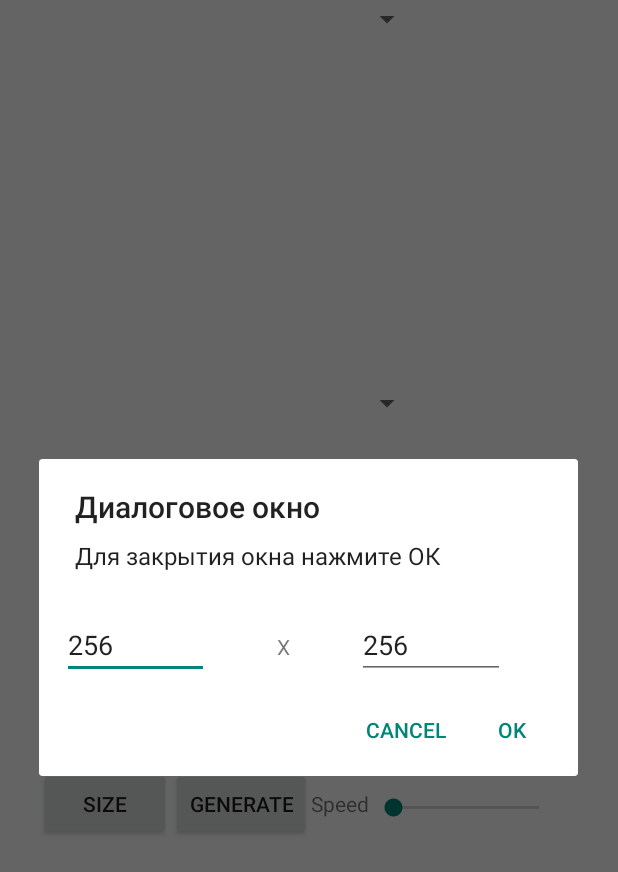
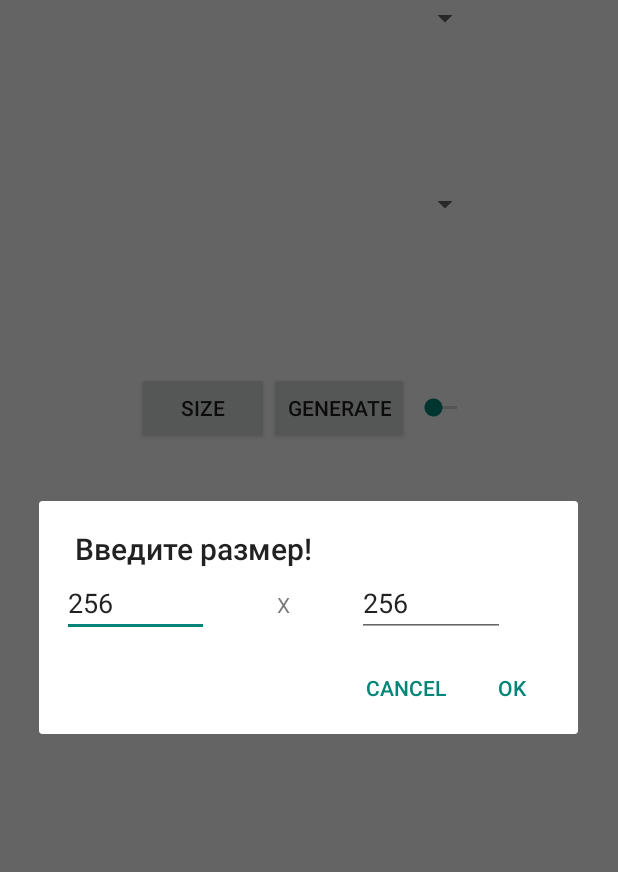
Before and after one commit to ReDsn0W535/Demo, an Android app: the screen it shows after launch (MainActivity), after a tap on "SIZE", on a phone screen of 412 x 824 dp. Shown: the top 872 px of the screen. Run offline under Robolectric (Android 15) with nearby library versions, the phone set to English and light mode, and no system bars.

Commit message:
Removed fragments layouts, added choosing size and generate button

```diff
--- a/app/src/main/java/com/example/greenpoison/rocketbank/model/impl/MainAModelImpl.kt
+++ b/app/src/main/java/com/example/greenpoison/rocketbank/model/impl/MainAModelImpl.kt
@@ -10,25 +10,22 @@ import kotlin.math.*
 
 class MainAModelImpl : IMainAModel{
 
-    private var canvas : Canvas? = null
-    var IS_CALLED_FIRST_TIME = false
+   // var IS_CALLED_FIRST_TIME = false
     var points = ArrayList<Point>(0)
 
-    override fun DrawRandPoints(canvas: Canvas) {
+    override fun DrawRandPoints(canvas: Canvas, DRAW_PERMISSION : Boolean) {
         var p = Paint()
         p.setColor(Color.BLACK)
         p.setStrokeWidth(30F)
 
-        if (IS_CALLED_FIRST_TIME == false) {
+        //if (IS_CALLED_FIRST_TIME == false) {
             var i = 0
             var j = 0
-            while (i < canvas!!.width - 1) {
-                while (j < canvas!!.height - 1) {
-                    Log.e("Model Log", "i = ${i}, j = ${j}")
+            while (i < canvas?.width - 1) {
+                while (j < canvas?.height - 1) {
                     var rand = (0..100).random()
-                    Log.e("Model Log", "rand = ${rand}")
                     if (rand * 100 > 80) {
-                        canvas!!.drawPoint(i.toFloat(), j.toFloat(), p)
+                        canvas?.drawPoint(i.toFloat(), j.toFloat(), p)
                         points.add(Point(i,j))
                     }
                     j += 30
@@ -36,12 +33,12 @@ class MainAModelImpl : IMainAModel{
                 j = 0
                 i += 30
             }
-            IS_CALLED_FIRST_TIME = true
-        } else{
-            for (i in points){
-                canvas!!.drawPoint(i.x.toFloat(),i.y.toFloat(), p)
-            }
-        }
+        //    IS_CALLED_FIRST_TIME = true
+       // } else{
+          //  for (i in points){
+          //      canvas!!.drawPoint(i.x.toFloat(),i.y.toFloat(), p)
+          //  }
+        //}
     }
 
     fun IntRange.random() =
--- a/app/src/main/java/com/example/greenpoison/rocketbank/model/inter/IMainAModel.kt
+++ b/app/src/main/java/com/example/greenpoison/rocketbank/model/inter/IMainAModel.kt
@@ -5,5 +5,5 @@ import android.graphics.Canvas
 import android.graphics.Point
 
 interface IMainAModel{
-    fun DrawRandPoints(canvas: Canvas)
+    fun DrawRandPoints(canvas: Canvas, DRAW_PERMISSION : Boolean)
 }
--- a/app/src/main/java/com/example/greenpoison/rocketbank/presenter/impl/MainAPresenterImpl.kt
+++ b/app/src/main/java/com/example/greenpoison/rocketbank/presenter/impl/MainAPresenterImpl.kt
@@ -9,6 +9,9 @@ import com.example.greenpoison.rocketbank.presenter.inter.IMainAPresenter
 import com.example.greenpoison.rocketbank.view.inter.IMainAView
 
 class MainAPresenterImpl(private val mIMainAView: IMainAView) : IMainAPresenter {
+    override fun SetDrawViewSize() {
+
+    }
 
     private val mIMainAModel: IMainAModel
 
@@ -16,8 +19,8 @@ class MainAPresenterImpl(private val mIMainAView: IMainAView) : IMainAPresenter
         mIMainAModel = MainAModelImpl()
     }
 
-    override fun GetPoints(canvas: Canvas)  {
-        (mIMainAModel as MainAModelImpl).DrawRandPoints(canvas)
+    override fun GetPoints(canvas: Canvas, DRAW_PERMISSION : Boolean)  {
+        (mIMainAModel as MainAModelImpl).DrawRandPoints(canvas, DRAW_PERMISSION)
     }
 
 }
--- a/app/src/main/java/com/example/greenpoison/rocketbank/presenter/inter/IMainAPresenter.kt
+++ b/app/src/main/java/com/example/greenpoison/rocketbank/presenter/inter/IMainAPresenter.kt
@@ -5,5 +5,6 @@ import android.graphics.Canvas
 import android.graphics.Point
 
 interface IMainAPresenter{
-    fun GetPoints(canvas: Canvas)
+    fun GetPoints(canvas: Canvas, DRAW_PERMISSION : Boolean)
+    fun SetDrawViewSize()
 }
--- a/app/src/main/java/com/example/greenpoison/rocketbank/view/activity/MainActivity.kt
+++ b/app/src/main/java/com/example/greenpoison/rocketbank/view/activity/MainActivity.kt
@@ -1,29 +1,115 @@
 package com.example.greenpoison.rocketbank.view.activity
 
+import android.app.PendingIntent.getActivity
+import android.content.Context
+import android.content.DialogInterface
+import android.graphics.Canvas
 import android.os.Bundle
+import android.support.v7.app.AlertDialog
 import android.support.v7.app.AppCompatActivity
+import android.util.AttributeSet
+import android.view.View
+import android.widget.Button
+import android.widget.Toast
 import com.example.greenpoison.rocketbank.R
 import com.example.greenpoison.rocketbank.presenter.impl.MainAPresenterImpl
 import com.example.greenpoison.rocketbank.presenter.inter.IMainAPresenter
 import com.example.greenpoison.rocketbank.view.inter.IMainAView
+import android.content.DialogInterface.OnClickListener
+import android.util.Log
+import android.util.TypedValue
+import android.view.LayoutInflater
+import android.widget.EditText
+import com.example.greenpoison.rocketbank.view.fragment.DialogScreen
+
+var PERMISSION_OBTAINED = false
+var mIMainAPresenter: IMainAPresenter? = null
+class MainActivity : AppCompatActivity(), IMainAView {
+    lateinit var dialog : AlertDialog
+    lateinit var drawView1 : DrawView
+    lateinit var drawView2 : DrawView
+
+    override fun <T> request(requestFlag: Int): T? {
+        TODO("not implemented") //To change body of created functions use File | Settings | File Templates.
+    }
+
+    override fun <T> response(response: T, responseFlag: Int) {
+        TODO("not implemented") //To change body of created functions use File | Settings | File Templates.
+    }
 
 
-class MainActivity : AppCompatActivity(), IMainAView {
 
-    var mIMainAPresenter: IMainAPresenter? = null
-    override fun onCreate(savedInstanceState: Bundle?)
-    {
+    override fun onCreate(savedInstanceState: Bundle?) {
         super.onCreate(savedInstanceState)
         mIMainAPresenter = MainAPresenterImpl(this)
         setContentView(R.layout.activity_main)
+        drawView1 = findViewById(R.id.drawView)
+        drawView2 = findViewById(R.id.drawView2)
+        var sizeButton = findViewById<Button>(R.id.button)
+        sizeButton.setOnClickListener(oclBtnOk)
+        var generateButton = findViewById<Button>(R.id.button2)
+        generateButton.setOnClickListener(printPicture)
     }
 
+    var oclBtnOk: View.OnClickListener = object : View.OnClickListener{
+        override fun onClick(v: View) {
+            dialog = DialogScreen().getDialog(this@MainActivity)
+            dialog.show()
+            initSettings(dialog)
+        }
+
+    }
+    var printPicture: View.OnClickListener = object : View.OnClickListener{
+        override fun onClick(v: View?) {
+            PERMISSION_OBTAINED = true
+            drawView1.invalidate()
+            drawView2.invalidate()
+            //PERMISSION_OBTAINED = false
+        }
+    }
+    fun initSettings(d : AlertDialog){
+        var button = d.getButton(AlertDialog.BUTTON_POSITIVE)
+        button.setOnClickListener{
+            var new_h = d.findViewById<EditText>(R.id.editHeight)?.text.toString().toInt()
+            var new_w = d.findViewById<EditText>(R.id.editWidth)?.text.toString().toInt()
+            var params = drawView1.layoutParams
+            params.width = new_w
+            params.height = new_h
+            drawView1.requestLayout()
+            params = drawView2.layoutParams
+            params.width = new_w
+            params.height = new_h
+            drawView1.requestLayout()
+            Log.e("MAIN TAG", "${new_h},    ${new_w}")
+            d.dismiss()
+        }
+        var button2 = d.getButton(AlertDialog.BUTTON_NEGATIVE)
+        button2.setOnClickListener{
+            d.dismiss()
+        }
+    }
+
+}
+
+class DrawView: View, IMainAView {
+
     override fun <T> request(requestFlag: Int): T? {
-        var ret : T? = null;
-        return ret;
+        TODO("not implemented") //To change body of created functions use File | Settings | File Templates.
     }
 
     override fun <T> response(response: T, responseFlag: Int) {
+        TODO("not implemented") //To change body of created functions use File | Settings | File Templates.
+    }
 
+    constructor(context: Context?) : super(context)
+    constructor(context: Context?, attrs: AttributeSet?) : super(context, attrs)
+    constructor(context: Context?, attrs: AttributeSet?, defStyleAttr: Int) : super(context, attrs, defStyleAttr)
+    constructor(context: Context?, attrs: AttributeSet?, defStyleAttr: Int, defStyleRes: Int) : super(context, attrs, defStyleAttr, defStyleRes)
+
+
+    override fun onDraw(canvas: Canvas?) {
+        if (PERMISSION_OBTAINED == true)
+            mIMainAPresenter!!.GetPoints(canvas!!, false)
+        super.onDraw(canvas)
     }
 }
--- /dev/null
+++ b/app/src/main/java/com/example/greenpoison/rocketbank/view/fragment/DialogScreen.kt
@@ -0,0 +1,36 @@
+package com.example.greenpoison.rocketbank.view.fragment
+
+import android.app.Activity
+import android.content.DialogInterface
+import android.support.v7.app.AlertDialog
+import android.widget.Toast
+import com.example.greenpoison.rocketbank.R
+
+class DialogScreen{
+    fun getDialog(activity : Activity) : AlertDialog{
+
+
+
+
+        val dialogClickListener = DialogInterface.OnClickListener { dialog, which ->
+            when (which) {
+                DialogInterface.BUTTON_POSITIVE -> {
+                }
+                DialogInterface.BUTTON_NEGATIVE -> {
+                }
+            }
+        }
+
+
+
+        val builder = AlertDialog.Builder(activity)
+        var inflater = activity.layoutInflater
+
+        builder.setTitle("Введите размер!")
+                .setCancelable(false)
+                .setNegativeButton("Cancel", dialogClickListener)
+                .setPositiveButton("OK", dialogClickListener)
+                .setView(inflater.inflate(R.layout.sizechoosinglayout, null))
+        return  builder.create()
+    }
+}
--- a/app/src/main/java/com/example/greenpoison/rocketbank/view/fragment/SurfFragment.kt
+++ /dev/null
@@ -1,70 +0,0 @@
-package com.example.greenpoison.rocketbank.view.fragment
-
-
-import android.content.Context
-import android.os.Bundle
-import android.support.v4.app.Fragment
-import android.util.AttributeSet
-import android.util.Log
-import android.view.LayoutInflater
-import android.view.View
-import android.view.ViewGroup
-import com.example.greenpoison.rocketbank.R
-import com.example.greenpoison.rocketbank.presenter.impl.MainAPresenterImpl
-import com.example.greenpoison.rocketbank.presenter.inter.IMainAPresenter
-import com.example.greenpoison.rocketbank.view.activity.MainActivity
-import com.example.greenpoison.rocketbank.view.inter.IMainAView
-import android.R.attr.bitmap
-import android.opengl.ETC1.getHeight
-import android.opengl.ETC1.getWidth
-import android.R.attr.rotation
-import android.graphics.*
-import android.os.Build
-import android.support.annotation.RequiresApi
-
-
-private lateinit var act : MainActivity
-
-class SurfFragment : Fragment() {
-    lateinit var drawView: DrawView
-    override fun onCreateView(inflater: LayoutInflater, container: ViewGroup?,
-                              savedInstanceState: Bundle?): View? {
-        act = activity as MainActivity
-        var v = inflater.inflate(R.layout.fragment, null)
-        drawView = v.findViewById(R.id.drawView)
-       // drawView.layoutParams.height = 512
-       // drawView.layoutParams.width = 512
-        drawView.requestLayout()
-        return v;
-    }
-}
-
-
-
-class DrawView: View, IMainAView {
-
-    override fun <T> request(requestFlag: Int): T? {
-        TODO("not implemented") //To change body of created functions use File | Settings | File Templates.
-    }
-
-    override fun <T> response(response: T, responseFlag: Int) {
-        TODO("not implemented") //To change body of created functions use File | Settings | File Templates.
-    }
-
-    constructor(context: Context?) : super(context)
-    constructor(context: Context?, attrs: AttributeSet?) : super(context, attrs)
-    constructor(context: Context?, attrs: AttributeSet?, defStyleAttr: Int) : super(context, attrs, defStyleAttr)
-    constructor(context: Context?, attrs: AttributeSet?, defStyleAttr: Int, defStyleRes: Int) : super(context, attrs, defStyleAttr, defStyleRes)
-
-
-    override fun onDraw(canvas: Canvas?) {
-        act.mIMainAPresenter!!.GetPoints(canvas!!)
-        super.onDraw(canvas)
-    }
-
-
-
-
-
-
-}
--- a/app/src/main/java/com/example/greenpoison/rocketbank/view/fragment/techFragment.kt
+++ /dev/null
@@ -1,48 +0,0 @@
-package com.example.greenpoison.rocketbank.view.fragment
-
-import android.app.Dialog
-import android.os.Bundle
-import android.support.v4.app.Fragment
-import android.view.LayoutInflater
-import android.view.View
-import android.view.ViewGroup
-import android.widget.Button
-import com.example.greenpoison.rocketbank.R
-import android.content.DialogInterface
-import android.support.v7.app.AlertDialog
-import android.widget.EditText
-import android.support.annotation.NonNull
-import android.support.v4.app.DialogFragment
-import android.support.v4.app.FragmentTransaction
-
-
-class TechFragment : Fragment(), View.OnClickListener {
-    override fun onClick(v: View?) {
-        var custDialog = CustomDialogFragment()
-        var fr = fragmentManager!!.beginTransaction()
-        custDialog.show(fr, "dialog")
-    }
-
-
-    class CustomDialogFragment : DialogFragment() {
-
-        override fun onCreateDialog(savedInstanceState: Bundle?): Dialog {
-
-            var builder = AlertDialog.Builder(activity!!)
-            return builder.setTitle("Диалоговое окно").setMessage("Для закрытия окна нажмите ОК").setPositiveButton(android.R.string.yes, DialogInterface.OnClickListener(){ dialogInterface: DialogInterface, i: Int -> i
-
-            }).setNegativeButton(android.R.string.no, DialogInterface.OnClickListener(){ dialogInterface: DialogInterface, i: Int -> i
-
-            }).setView(R.layout.sizechoosinglayout).create()
-        }
-    }
-
-
-
-    override fun onCreateView(inflater: LayoutInflater, container: ViewGroup?, savedInstanceState: Bundle?): View? {
-        var v = inflater.inflate(R.layout.techfragment, null)
-        var sizeButton = v.findViewById<Button>(R.id.sizebutton)
-        sizeButton.setOnClickListener(this)
-        return v
-    }
-}
--- a/app/src/main/res/layout/activity_main.xml
+++ b/app/src/main/res/layout/activity_main.xml
@@ -16,26 +16,48 @@
             android:layout_gravity="center"
             android:weightSum="100">
 
-            <fragment
-                android:id="@+id/fragment2"
-                android:name="com.example.greenpoison.rocketbank.view.fragment.SurfFragment"
-                android:layout_width="256dp"
-                android:layout_height="256dp"
-                tools:layout="@layout/fragment" />
+            <Spinner
+                android:id="@+id/spinner"
+                android:layout_width="match_parent"
+                android:layout_height="match_parent" />
 
-            <fragment
-                android:id="@+id/fragment"
-                android:name="com.example.greenpoison.rocketbank.view.fragment.SurfFragment"
-                android:layout_width="256dp"
-                android:layout_height="256dp"
-                tools:layout="@layout/fragment" />
+            <com.example.greenpoison.rocketbank.view.activity.DrawView
+               android:id="@+id/drawView"
+               android:layout_width="100dp"
+               android:layout_height="100dp" />
 
-            <fragment
-                android:id="@+id/techfragment"
-                android:name="com.example.greenpoison.rocketbank.view.fragment.TechFragment"
-                android:layout_width="wrap_content"
+            <Spinner
+                android:id="@+id/spinner2"
+                android:layout_width="match_parent"
                 android:layout_height="wrap_content" />
 
+            <com.example.greenpoison.rocketbank.view.activity.DrawView
+                android:id="@+id/drawView2"
+                android:layout_width="100dp"
+                android:layout_height="100dp" />
+
+            <LinearLayout
+                android:layout_width="wrap_content"
+                android:layout_height="wrap_content"
+                android:orientation="horizontal">
+
+                <Button
+                    android:id="@+id/button"
+                    android:layout_width="wrap_content"
+                    android:layout_height="wrap_content"
+                    android:text="Size" />
+
+                <Button
+                    android:id="@+id/button2"
+                    android:layout_width="wrap_content"
+                    android:layout_height="wrap_content"
+                    android:text="Generate" />
+
+                <SeekBar
+                    android:id="@+id/seekBar2"
+                    android:layout_width="match_parent"
+                    android:layout_height="match_parent" />
+            </LinearLayout>
         </LinearLayout>
     </HorizontalScrollView>
 </ScrollView>
--- a/app/src/main/res/layout/fragment.xml
+++ /dev/null
@@ -1,22 +0,0 @@
-<?xml version="1.0" encoding="utf-8"?>
-<LinearLayout xmlns:android="http://schemas.android.com/apk/res/android"
-    android:layout_width="match_parent" android:layout_height="match_parent"
-    android:orientation="vertical"
-    android:weightSum="100">
-
-    <Spinner
-        android:id="@+id/spinner"
-        android:layout_width="match_parent"
-        android:layout_height="0dp"
-        android:layout_weight="10" />
-
-    <view class="com.example.greenpoison.rocketbank.view.fragment.DrawView"
-        android:id="@+id/drawView"
-        android:layout_width="match_parent"
-        android:layout_height="0dp"
-        android:layout_gravity="clip_vertical"
-        android:layout_weight="90"/>
-
-
-
-</LinearLayout>
--- a/app/src/main/res/layout/sizechoosinglayout.xml
+++ b/app/src/main/res/layout/sizechoosinglayout.xml
@@ -13,7 +13,7 @@
         android:layout_height="wrap_content"
         android:layout_marginLeft="15dp"
         android:layout_weight="30"
-        android:inputType="textPersonName"
+        android:inputType="numberSigned"
         android:text="256" />
 
 
@@ -32,6 +32,6 @@
         android:layout_gravity="end"
         android:layout_marginRight="15dp"
         android:layout_weight="30"
-        android:inputType="textPersonName"
+        android:inputType="numberSigned"
         android:text="256" />
 </LinearLayout>
--- a/app/src/main/res/layout/techfragment.xml
+++ /dev/null
@@ -1,36 +0,0 @@
-<?xml version="1.0" encoding="utf-8"?>
-<LinearLayout
-    xmlns:android="http://schemas.android.com/apk/res/android"
-    xmlns:tools="http://schemas.android.com/tools"
-    android:layout_width="match_parent"
-    android:layout_height="match_parent"
-    android:orientation="horizontal">
-
-
-    <Button
-        android:id="@+id/sizebutton"
-        android:layout_width="wrap_content"
-        android:layout_height="wrap_content"
-        android:text="@string/size" />
-
-    <Button
-        android:id="@+id/generatebutton"
-        android:layout_width="wrap_content"
-        android:layout_height="wrap_content"
-        android:text="@string/generate" />
-
-    <TextView
-        android:id="@+id/textView2"
-        android:layout_width="wrap_content"
-        android:layout_height="wrap_content"
-        android:layout_weight="1"
-        android:text="Speed" />
-
-    <SeekBar
-        android:id="@+id/seekBar"
-        android:layout_width="129dp"
-        android:layout_height="46dp"
-        android:layout_marginTop="4dp"
-        android:layout_marginEnd="10dp" />
-
-</LinearLayout>
```
